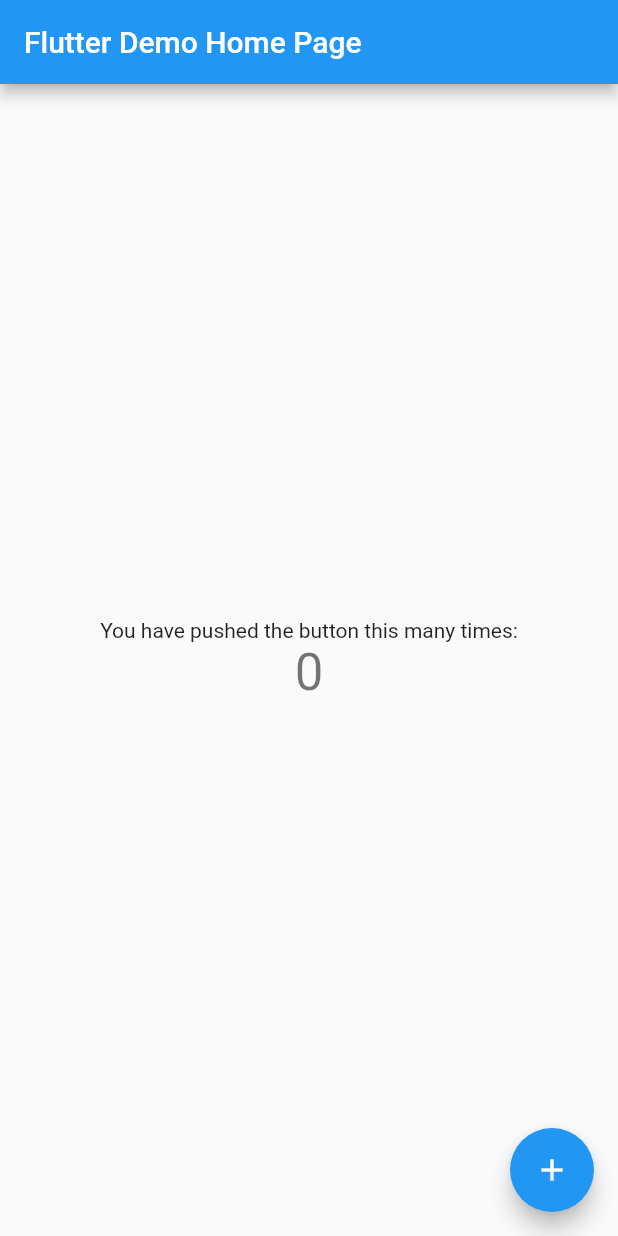
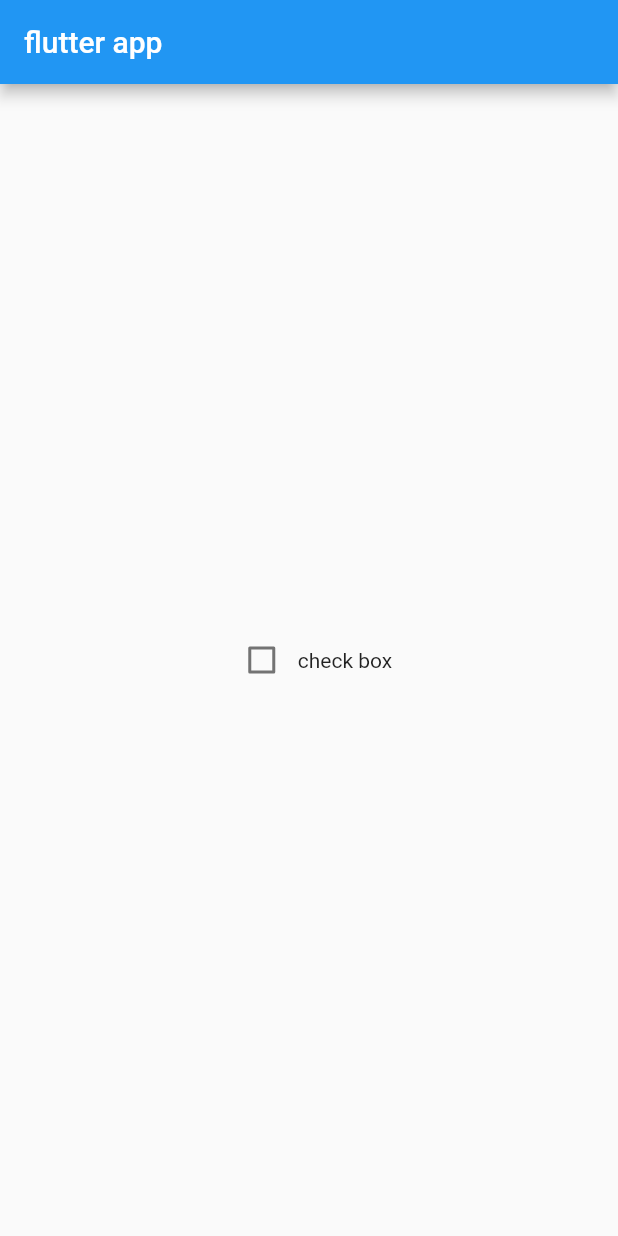
Before and after one commit to 19921006c/flutter_app_demo, a Flutter app: the screen it shows after launch, on a phone screen of 412 x 824 dp. Run offline on Flutter 3.47's test engine with Material 2 defaults, Android fonts, the phone set to English and light mode, and no system bars.

Commit message:
flutter 練習

```diff
--- a/flutter_app_demo/lib/main.dart
+++ b/flutter_app_demo/lib/main.dart
@@ -1,111 +1,81 @@
 import 'package:flutter/material.dart';
 
-void main() => runApp(MyApp());
+main() {
+  runApp(MyApp());
+}
 
 class MyApp extends StatelessWidget {
-  // This widget is the root of your application.
   @override
   Widget build(BuildContext context) {
     return MaterialApp(
-      title: 'Flutter Demo',
-      theme: ThemeData(
-        // This is the theme of your application.
-        //
-        // Try running your application with "flutter run". You'll see the
-        // application has a blue toolbar. Then, without quitting the app, try
-        // changing the primarySwatch below to Colors.green and then invoke
-        // "hot reload" (press "r" in the console where you ran "flutter run",
-        // or simply save your changes to "hot reload" in a Flutter IDE).
-        // Notice that the counter didn't reset back to zero; the application
-        // is not restarted.
-        primarySwatch: Colors.blue,
+      home: Scaffold(
+        appBar: AppBar(
+          title: Text(
+            'flutter app'
+          ),
+        ),
+        body: HomePageBody(),
       ),
-      home: MyHomePage(title: 'Flutter Demo Home Page'),
     );
   }
 }
 
-class MyHomePage extends StatefulWidget {
-  MyHomePage({Key key, this.title}) : super(key: key);
-
-  // This widget is the home page of your application. It is stateful, meaning
-  // that it has a State object (defined below) that contains fields that affect
-  // how it looks.
-
-  // This class is the configuration for the state. It holds the values (in this
-  // case the title) provided by the parent (in this case the App widget) and
-  // used by the build method of the State. Fields in a Widget subclass are
-  // always marked "final".
-
-  final String title;
-
+class HomePageBody extends StatefulWidget {
   @override
-  _MyHomePageState createState() => _MyHomePageState();
+  State<StatefulWidget> createState() {
+    // TODO: implement createState
+    return HomePageBodyState();
+  }
 }
 
-class _MyHomePageState extends State<MyHomePage> {
-  int _counter = 0;
+class HomePageBodyState extends State<HomePageBody> {
 
-  void _incrementCounter() {
-    setState(() {
-      // This call to setState tells the Flutter framework that something has
-      // changed in this State, which causes it to rerun the build method below
-      // so that the display can reflect the updated values. If we changed
-      // _counter without calling setState(), then the build method would not be
-      // called again, and so nothing would appear to happen.
-      _counter++;
-    });
+  var flag = false;
+  @override
+  Widget build(BuildContext context) {
+    return Center(
+      child: Row(
+        mainAxisAlignment: MainAxisAlignment.center,
+        children: <Widget>[
+          Checkbox(
+            value: flag,
+            onChanged: (value) {
+              setState(() {
+                flag = value;
+              });
+            },
+          ),
+          Text('check box'),
+        ],
+      ),
+    );
   }
 
+}
+
+class Test extends StatelessWidget {
+  // 1. 抽象类不可以实例化
+  // Widget是一个抽象类
+  // Widget();
+
+  // 2. Text, 文本控件
   @override
   Widget build(BuildContext context) {
-    // This method is rerun every time setState is called, for instance as done
-    // by the _incrementCounter method above.
-    //
-    // The Flutter framework has been optimized to make rerunning build methods
-    // fast, so that you can just rebuild anything that needs updating rather
-    // than having to individually change instances of widgets.
-    return Scaffold(
-      appBar: AppBar(
-        // Here we take the value from the MyHomePage object that was created by
-        // the App.build method, and use it to set our appbar title.
-        title: Text(widget.title),
-      ),
-      body: Center(
-        // Center is a layout widget. It takes a single child and positions it
-        // in the middle of the parent.
-        child: Column(
-          // Column is also a layout widget. It takes a list of children and
-          // arranges them vertically. By default, it sizes itself to fit its
-          // children horizontally, and tries to be as tall as its parent.
-          //
-          // Invoke "debug painting" (press "p" in the console, choose the
-          // "Toggle Debug Paint" action from the Flutter Inspector in Android
-          // Studio, or the "Toggle Debug Paint" command in Visual Studio Code)
-          // to see the wireframe for each widget.
-          //
-          // Column has various properties to control how it sizes itself and
-          // how it positions its children. Here we use mainAxisAlignment to
-          // center the children vertically; the main axis here is the vertical
-          // axis because Columns are vertical (the cross axis would be
-          // horizontal).
-          mainAxisAlignment: MainAxisAlignment.center,
-          children: <Widget>[
-            Text(
-              'You have pushed the button this many times:',
-            ),
-            Text(
-              '$_counter',
-              style: Theme.of(context).textTheme.display1,
-            ),
-          ],
+    return Container();
+  }
+}
+
+class TextWidget extends StatelessWidget {
+  @override
+  Widget build(BuildContext context) {
+    return Center(
+      child: Text(
+        'hello, world',
+        textDirection: TextDirection.ltr,
+        style: TextStyle(
+          fontSize: 30,
         ),
       ),
-      floatingActionButton: FloatingActionButton(
-        onPressed: _incrementCounter,
-        tooltip: 'Increment',
-        child: Icon(Icons.add),
-      ), // This trailing comma makes auto-formatting nicer for build methods.
     );
   }
 }
```
